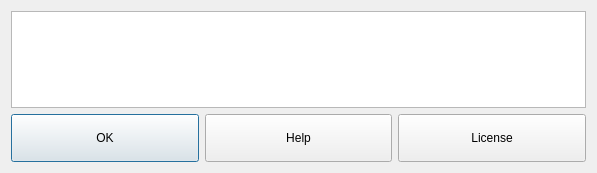
First picture: the form in ui/helpbox.ui, repository berndhs/notably, before the edit.
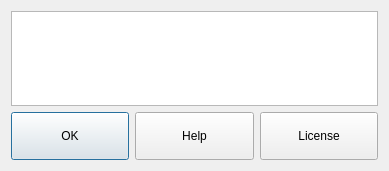
Second picture: the form after the edit. Icons and pictures are not drawn.

The edit to the form file:
```diff
--- a/ui/helpbox.ui
+++ b/ui/helpbox.ui
@@ -6,8 +6,8 @@
    <rect>
     <x>0</x>
     <y>0</y>
-    <width>597</width>
-    <height>173</height>
+    <width>389</width>
+    <height>171</height>
    </rect>
   </property>
   <property name="windowTitle">
```
